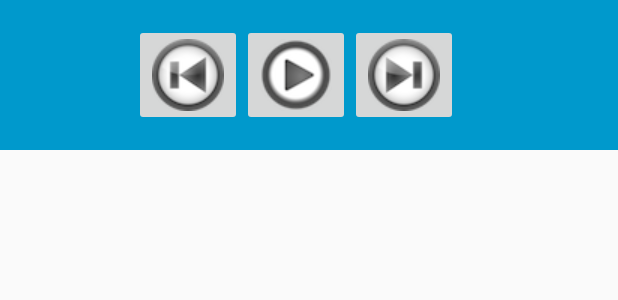
After one commit to zschullo/cvtc-capstone-musicApp, an Android app: the layout app_widget.xml on its own in the app's theme, with its tools: preview values and no code run, on a phone screen of 412 x 824 dp. The commit adds this screen. Shown: the top 300 px of the screen. Run offline under Robolectric (Android 15) with nearby library versions, the phone set to English and light mode, and no system bars.

Commit message:
updated song names because they can't include anything except lowercase letters, numbers and underscores.  Also I started with adding the widget and a layout to the widget.

```diff
--- /dev/null
+++ b/musicApp/app/src/main/res/layout/app_widget.xml
@@ -0,0 +1,36 @@
+<RelativeLayout xmlns:android="http://schemas.android.com/apk/res/android"
+    xmlns:app="http://schemas.android.com/apk/res-auto"
+    android:layout_width="match_parent"
+    android:layout_height="100dp"
+    android:background="#09C"
+    android:padding="@dimen/widget_margin">
+
+    <ImageButton
+        android:id="@+id/backButton"
+        android:layout_width="wrap_content"
+        android:layout_height="wrap_content"
+        android:layout_alignParentStart="true"
+        android:layout_alignTop="@+id/playButton"
+        android:layout_marginStart="89dp"
+        android:contentDescription="@BackButton"
+        app:srcCompat="@drawable/back" />
+
+    <ImageButton
+        android:id="@+id/playButton"
+        android:layout_width="wrap_content"
+        android:layout_height="wrap_content"
+        android:layout_centerVertical="true"
+        android:layout_toEndOf="@+id/backButton"
+        android:contentDescription="@PlayButton"
+        android:scaleType="fitStart"
+        app:srcCompat="@drawable/play" />
+
+    <ImageButton
+        android:id="@+id/forwardButton"
+        android:layout_width="wrap_content"
+        android:layout_height="wrap_content"
+        android:layout_alignBottom="@+id/playButton"
+        android:layout_toEndOf="@+id/playButton"
+        android:contentDescription="@ForwardButton"
+        app:srcCompat="@drawable/forward" />
+</RelativeLayout>
--- a/musicApp/app/src/main/res/values/strings.xml
+++ b/musicApp/app/src/main/res/values/strings.xml
@@ -3,4 +3,6 @@
     <string name="progress">Progress</string>
     <string name="songList">SongList</string>
     <string name="map">Map</string>
+    <string name="appwidget_text">EXAMPLE</string>
+    <string name="add_widget">Add widget</string>
 </resources>
```
Also changed, not shown: musicApp/app/src/main/AndroidManifest.xml (+11 -0 lines), musicApp/app/src/main/java/edu/cvtc/android/capstonemusic/AppWidget.java (added, +41 -0 lines), musicApp/app/src/main/res/values-v14/dimens.xml (added, +10 -0 lines), musicApp/app/src/main/res/values/dimens.xml (added, +10 -0 lines), musicApp/app/src/main/res/xml/app_widget_info.xml (added, +10 -0 lines), musicApp/app/src/main/res/drawable-nodpi/example_appwidget_preview.png (added), 12 other files.
